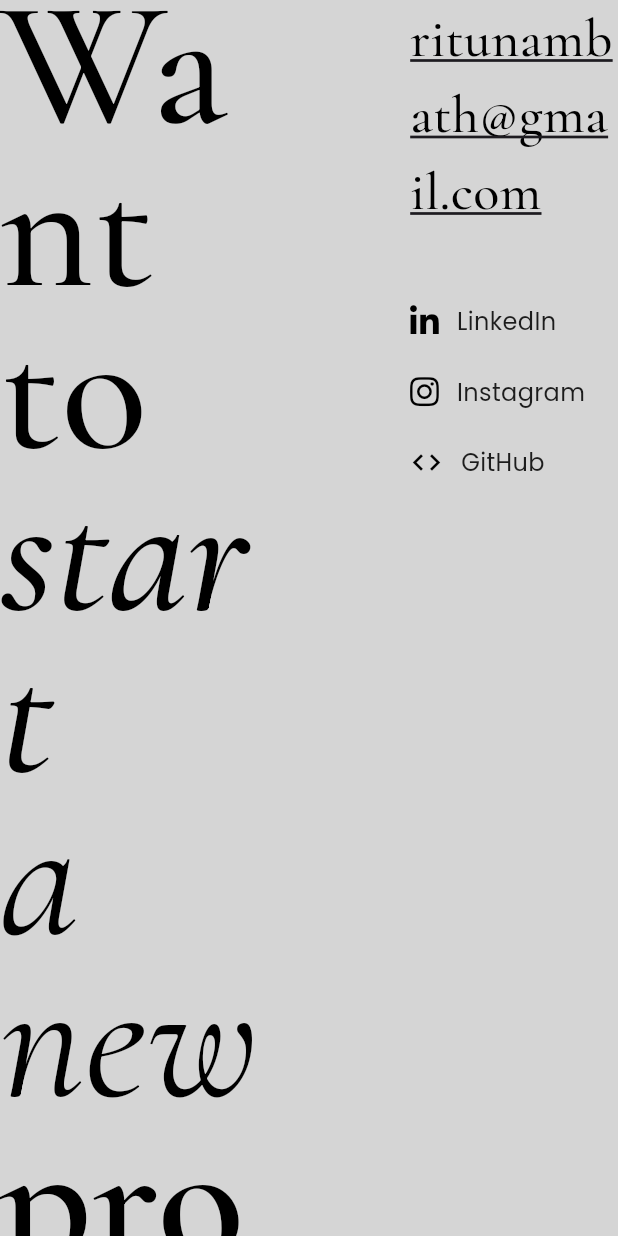
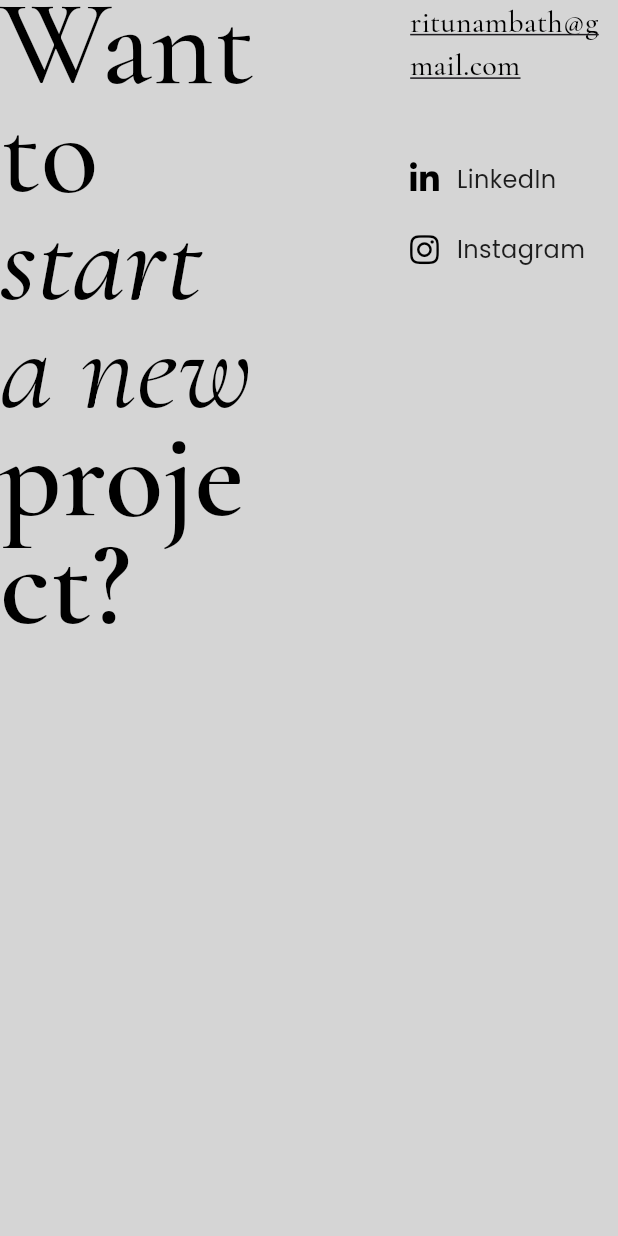
Before and after one commit to Ritu9439/ritu-portfolio, a Flutter app: the DesktopContactUI widget shown alone on an empty page, opened directly, on a phone screen of 412 x 824 dp. Run offline on Flutter 3.47's test engine with Material 3 defaults, Android fonts, the phone set to English and light mode, and no system bars; drawn by our look-alikes of flutter_animate; our stand-ins replace animated_text_kit, font_awesome_flutter, google_fonts, responsive_framework; missing offline and left inert: dart:html.

Commit message:
Responsive changes

```diff
--- a/lib/widgets/premium_contact_section.dart
+++ b/lib/widgets/premium_contact_section.dart
@@ -29,7 +29,7 @@ class PremiumContactSection extends StatelessWidget {
   }
 }
 
-class DesktopContactUI extends StatelessWidget {
+class DesktopContactUI extends StatelessWidget  {
   const DesktopContactUI({super.key});
 
   @override
@@ -55,7 +55,7 @@ class DesktopContactUI extends StatelessWidget {
                       text: "Want to\n",
                       style:
                       GoogleFonts.cormorantGaramond(
-                        fontSize: 120,
+                        fontSize: 80,
                         height: .9,
                         fontWeight: FontWeight.w500,
                         color: Colors.black,
@@ -66,7 +66,7 @@ class DesktopContactUI extends StatelessWidget {
                       text: "start\n",
                       style:
                       GoogleFonts.cormorantGaramond(
-                        fontSize: 120,
+                        fontSize: 80,
                         height: .9,
                         fontStyle: FontStyle.italic,
                         fontWeight: FontWeight.w500,
@@ -78,7 +78,7 @@ class DesktopContactUI extends StatelessWidget {
                       text: "a new\n",
                       style:
                       GoogleFonts.cormorantGaramond(
-                        fontSize: 120,
+                        fontSize: 80,
                         height: .9,
                         fontStyle: FontStyle.italic,
                         fontWeight: FontWeight.w400,
@@ -90,7 +90,7 @@ class DesktopContactUI extends StatelessWidget {
                       text: "project?",
                       style:
                       GoogleFonts.cormorantGaramond(
-                        fontSize: 120,
+                        fontSize: 80,
                         height: .9,
                         fontWeight: FontWeight.w600,
                         color: Colors.black,
@@ -143,19 +143,6 @@ class MobileContactUI extends StatelessWidget {
           ),
         ),
 
-        const SizedBox(height: 30),
-
-        Text(
-          "Or just say hello.",
-
-          style:
-          GoogleFonts.cormorantGaramond(
-            fontSize: 26,
-            fontWeight: FontWeight.w500,
-            color: Colors.black87,
-          ),
-        ),
-
         const SizedBox(height: 60),
 
         const ContactRightSection(),
@@ -196,7 +183,7 @@ class ContactRightSection extends StatelessWidget {
             style:
             GoogleFonts.cormorantGaramond(
               fontSize:
-              Responsive.isMobile(context) ? 36 : 56,
+              Responsive.isMobile(context) ? 20: Responsive.isMobile(context) ? 26: 36,
 
               decoration:
               TextDecoration.underline,
@@ -226,13 +213,7 @@ class ContactRightSection extends StatelessWidget {
               icon: FontAwesomeIcons.instagram,
               title: "Instagram",
                 url: "https://www.instagram.com/startwithandroid/"
-            ),
-
-            socialItem(
-              icon: Icons.code,
-              title: "GitHub",
-                url: "https://www.linkedin.com/in/ritu-nambath-67123856/"
-            ),
+            )
           ],
         ),
 
```
Also changed, not shown: lib/widgets/modern_hero_section.dart (+34 -113 lines), lib/widgets/services_section.dart (+5 -44 lines), 1 other file.
